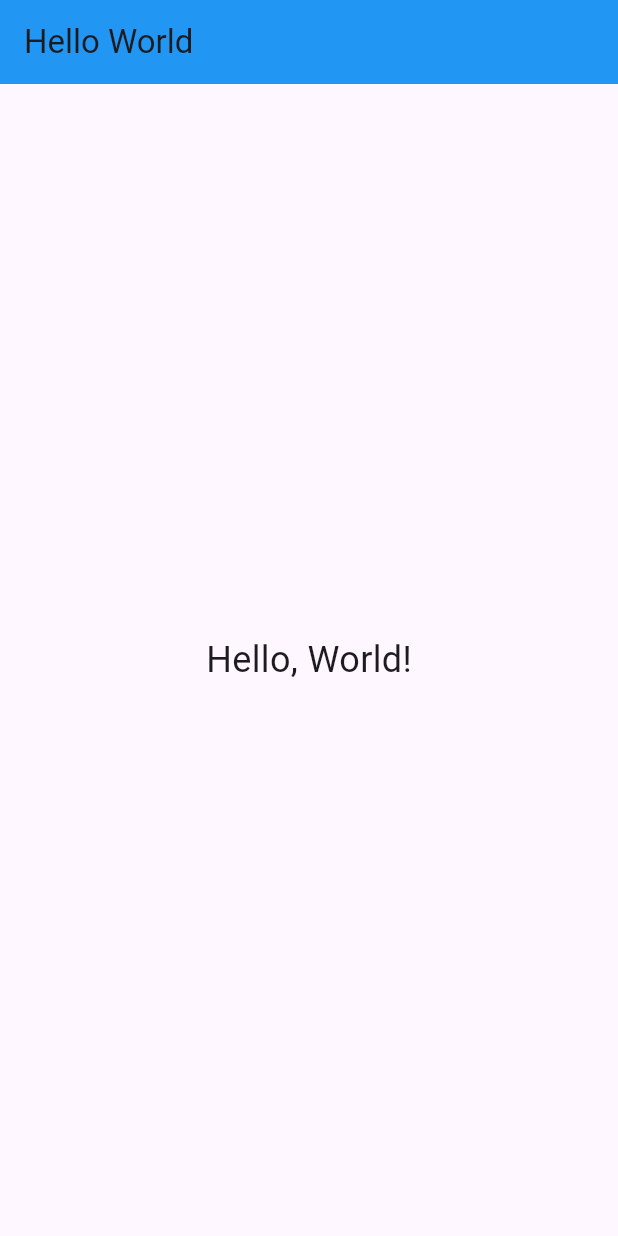
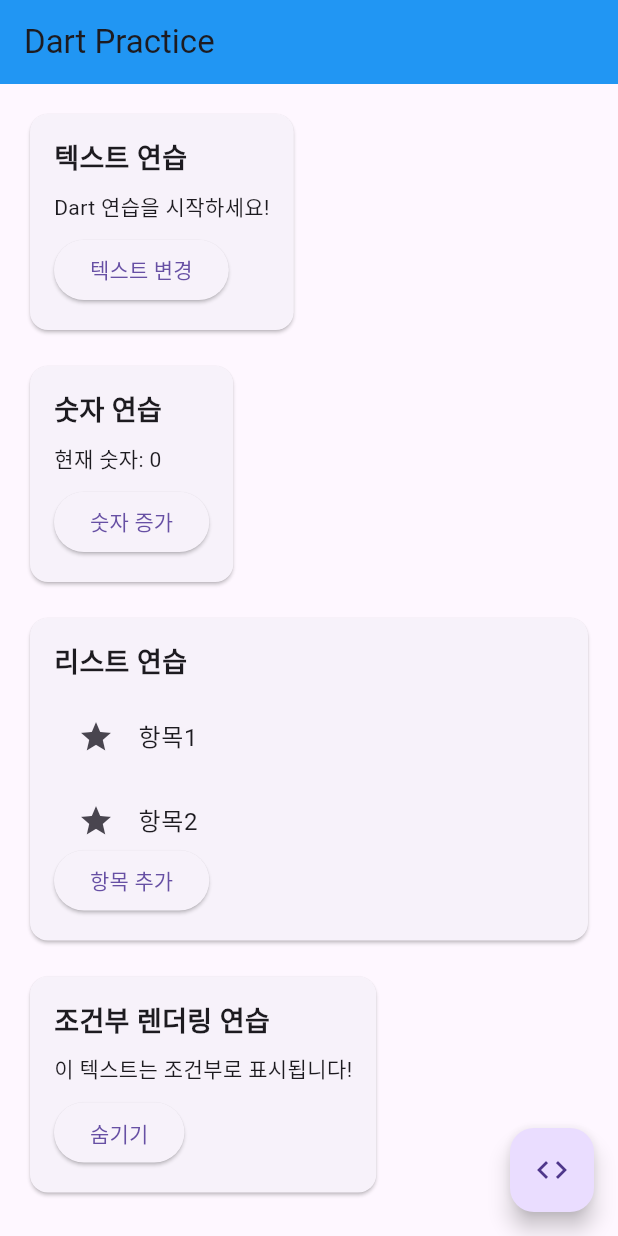
Before and after one commit to Leeyoungsup/flutter_UI_practice, a Flutter app: the screen it shows after launch, on a phone screen of 412 x 824 dp. Run offline on Flutter 3.47's test engine with Material 3 defaults, Android fonts, the phone set to English and light mode, and no system bars.

Commit message:
메인 앱 구조 변경 및 연습 섹션 추가

```diff
--- a/lib/main.dart
+++ b/lib/main.dart
@@ -1,32 +1,198 @@
 import 'package:flutter/material.dart';
 
+// 앱 시작점
 void main() {
-  runApp(MyApp());
+  runApp(const DartPracticeApp());
 }
 
-class MyApp extends StatelessWidget {
+// 메인 앱 클래스
+class DartPracticeApp extends StatelessWidget {
+  const DartPracticeApp({super.key});
+
   @override
   Widget build(BuildContext context) {
     return MaterialApp(
-      title: 'Hello World App',
-      home: MyHomePage(),
+      title: 'Dart Practice App',
+      theme: ThemeData(
+        primarySwatch: Colors.blue,
+        visualDensity: VisualDensity.adaptivePlatformDensity,
+      ),
+      home: const PracticeHomePage(),
     );
   }
 }
 
-class MyHomePage extends StatelessWidget {
+// 홈페이지 위젯
+class PracticeHomePage extends StatefulWidget {
+  const PracticeHomePage({super.key});
+
+  @override
+  State<PracticeHomePage> createState() => _PracticeHomePageState();
+}
+
+class _PracticeHomePageState extends State<PracticeHomePage> {
+  // TODO: 여기에 연습할 변수들을 추가하세요
+  String practiceText = 'Dart 연습을 시작하세요!';
+  int practiceNumber = 0;
+  List<String> practiceList = ['항목1', '항목2', '항목3'];
+  bool isVisible = true;
+
+  // TODO: 여기에 연습할 함수들을 추가하세요
+  void updateText() {
+    setState(() {
+      practiceText = 'Hello, Dart! ${DateTime.now()}';
+    });
+  }
+
+  void incrementNumber() {
+    setState(() {
+      practiceNumber++;
+    });
+  }
+
+  void addToList() {
+    setState(() {
+      practiceList.add('새 항목 ${practiceList.length + 1}');
+    });
+  }
+
+  void toggleVisibility() {
+    setState(() {
+      isVisible = !isVisible;
+    });
+  }
+
   @override
   Widget build(BuildContext context) {
     return Scaffold(
       appBar: AppBar(
-        title: Text('Hello World'),
+        title: const Text('Dart Practice'),
         backgroundColor: Colors.blue,
       ),
-      body: Center(
-        child: Text(
-          'Hello, World!',
-          style: TextStyle(fontSize: 24),
+      body: Padding(
+        padding: const EdgeInsets.all(16.0),
+        child: Column(
+          crossAxisAlignment: CrossAxisAlignment.start,
+          children: [
+            // 텍스트 연습 섹션
+            Card(
+              child: Padding(
+                padding: const EdgeInsets.all(16.0),
+                child: Column(
+                  crossAxisAlignment: CrossAxisAlignment.start,
+                  children: [
+                    const Text(
+                      '텍스트 연습',
+                      style: TextStyle(fontSize: 18, fontWeight: FontWeight.bold),
+                    ),
+                    const SizedBox(height: 8),
+                    Text(practiceText),
+                    const SizedBox(height: 8),
+                    ElevatedButton(
+                      onPressed: updateText,
+                      child: const Text('텍스트 변경'),
+                    ),
+                  ],
+                ),
+              ),
+            ),
+
+            const SizedBox(height: 16),
+
+            // 숫자 연습 섹션
+            Card(
+              child: Padding(
+                padding: const EdgeInsets.all(16.0),
+                child: Column(
+                  crossAxisAlignment: CrossAxisAlignment.start,
+                  children: [
+                    const Text(
+                      '숫자 연습',
+                      style: TextStyle(fontSize: 18, fontWeight: FontWeight.bold),
+                    ),
+                    const SizedBox(height: 8),
+                    Text('현재 숫자: $practiceNumber'),
+                    const SizedBox(height: 8),
+                    ElevatedButton(
+                      onPressed: incrementNumber,
+                      child: const Text('숫자 증가'),
+                    ),
+                  ],
+                ),
+              ),
+            ),
+
+            const SizedBox(height: 16),
+
+            // 리스트 연습 섹션
+            Card(
+              child: Padding(
+                padding: const EdgeInsets.all(16.0),
+                child: Column(
+                  crossAxisAlignment: CrossAxisAlignment.start,
+                  children: [
+                    const Text(
+                      '리스트 연습',
+                      style: TextStyle(fontSize: 18, fontWeight: FontWeight.bold),
+                    ),
+                    const SizedBox(height: 8),
+                    SizedBox(
+                      height: 100,
+                      child: ListView.builder(
+                        itemCount: practiceList.length,
+                        itemBuilder: (context, index) {
+                          return ListTile(
+                            title: Text(practiceList[index]),
+                            leading: const Icon(Icons.star),
+                          );
+                        },
+                      ),
+                    ),
+                    ElevatedButton(
+                      onPressed: addToList,
+                      child: const Text('항목 추가'),
+                    ),
+                  ],
+                ),
+              ),
+            ),
+
+            const SizedBox(height: 16),
+
+            // 조건부 렌더링 연습
+            Card(
+              child: Padding(
+                padding: const EdgeInsets.all(16.0),
+                child: Column(
+                  crossAxisAlignment: CrossAxisAlignment.start,
+                  children: [
+                    const Text(
+                      '조건부 렌더링 연습',
+                      style: TextStyle(fontSize: 18, fontWeight: FontWeight.bold),
+                    ),
+                    const SizedBox(height: 8),
+                    if (isVisible)
+                      const Text('이 텍스트는 조건부로 표시됩니다!'),
+                    const SizedBox(height: 8),
+                    ElevatedButton(
+                      onPressed: toggleVisibility,
+                      child: Text(isVisible ? '숨기기' : '보이기'),
+                    ),
+                  ],
+                ),
+              ),
+            ),
+          ],
         ),
+      ),
+      // TODO: 여기에 더 많은 연습 위젯들을 추가하세요
+      floatingActionButton: FloatingActionButton(
+        onPressed: () {
+          // TODO: 여기에 연습할 코드를 작성하세요
+          print('FloatingActionButton이 눌렸습니다!');
+          print('현재 시간: ${DateTime.now()}');
+        },
+        child: const Icon(Icons.code),
       ),
     );
   }
```
